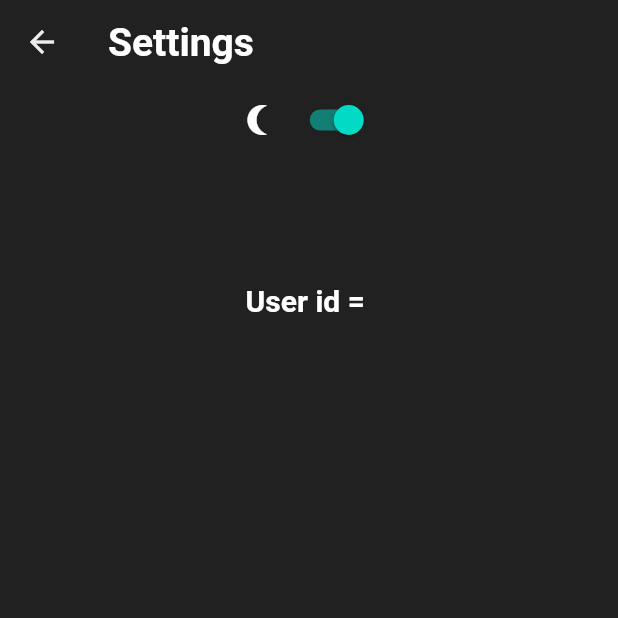
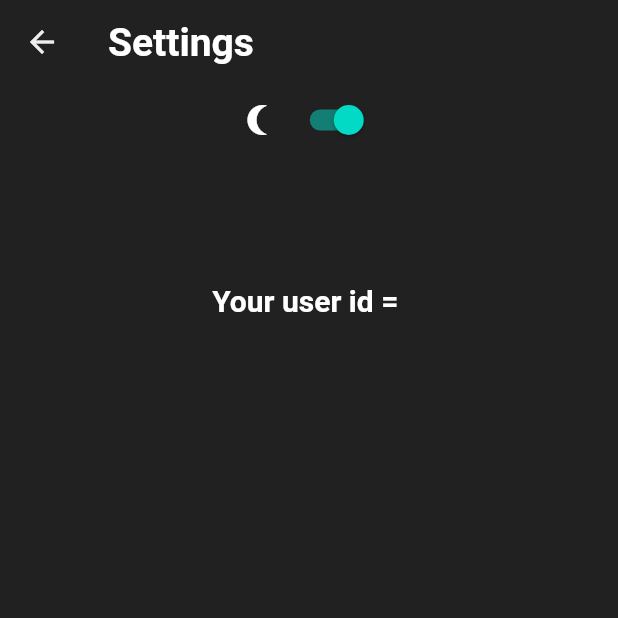
Before and after one commit to AryamanDubey28/AdAstraApp, a Flutter app: the SettingsPage screen opened by its route, on a phone screen of 412 x 824 dp, the top half of it. Run offline on Flutter 3.47's test engine with Material 2 defaults, Android fonts, the phone set to English and light mode, and no system bars; our stand-ins replace auto_size_text, carousel_slider, cloud_firestore, firebase_auth, firebase_core, firebase_database and 14 more; missing offline and left inert: googleapis, gsheets; accounts and stored records are empty; network calls fail; key blocks and very long unbroken strings in the code were emptied for the run.

```diff
--- a/lib/central screens/nav bar routes/profile.dart
+++ b/lib/central screens/nav bar routes/profile.dart
@@ -35,7 +35,7 @@ class _ProfilePageState extends State<ProfilePage> {
 
   Future<void> _refresh() {
     setState(() {});
-    return Future.delayed(const Duration(seconds: 2));
+    return Future.delayed(const Duration(seconds: 1));
   }
 
   @override
--- a/lib/central screens/nav bar routes/selection_tiles.dart
+++ b/lib/central screens/nav bar routes/selection_tiles.dart
@@ -412,6 +412,7 @@ class _SelectionTilesState extends State<SelectionTiles> {
 
   Future _refresh() async {
     setState(() {});
+    return Future.delayed(const Duration(seconds: 1));
   }
 
   @override
--- a/lib/central screens/nav bar routes/settings_page.dart
+++ b/lib/central screens/nav bar routes/settings_page.dart
@@ -54,7 +54,7 @@ class _SettingsState extends State<SettingsPage> {
             child: Padding(
               padding: const EdgeInsets.all(10.0),
               child: Text(
-                "User id = ${firebaseAuth.currentUser!.uid}",
+                "Your user id = ${firebaseAuth.currentUser!.uid}",
                 style:
                     const TextStyle(fontWeight: FontWeight.bold, fontSize: 20),
               ),
--- a/lib/main.dart
+++ b/lib/main.dart
@@ -18,17 +18,13 @@ import 'package:get/get.dart';
 import 'package:hive/hive.dart';
 import 'package:hive_flutter/hive_flutter.dart';
 import 'package:provider/provider.dart';
-import 'central screens/nav bar routes/settings_page.dart';
 import 'central screens/question_sheets.dart';
-import 'login_page.dart';
 
 Future main() async {
   WidgetsFlutterBinding.ensureInitialized();
   await Firebase.initializeApp();
   await QuestionSheets.init();
-
-  await Hive.initFlutter();
-
+  await Hive.initFlutter(); //init local storage
   var box = await Hive.openBox('mybox');
 
   runApp(const MyApp());
```
